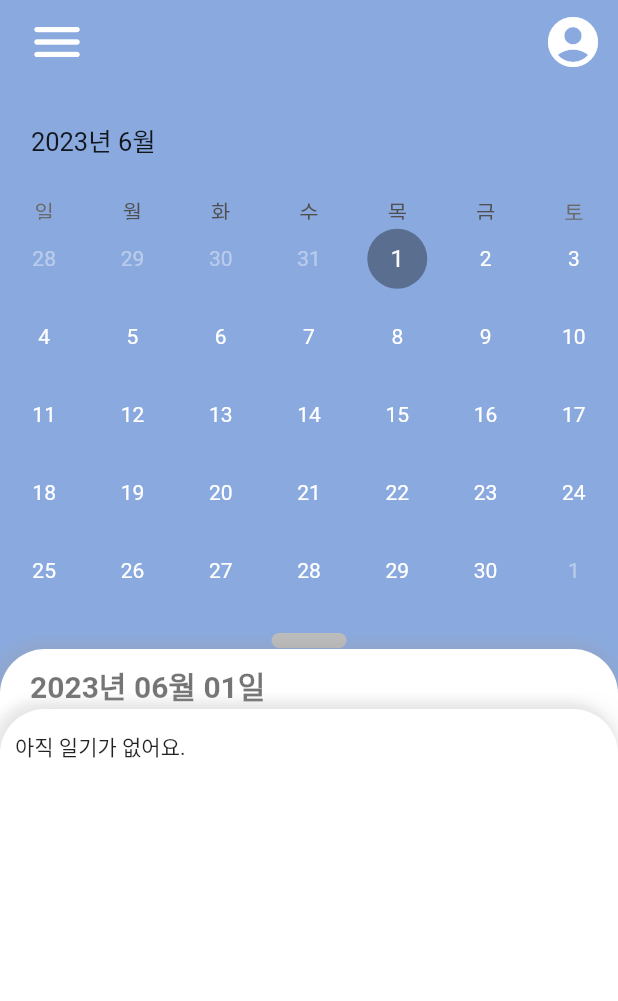
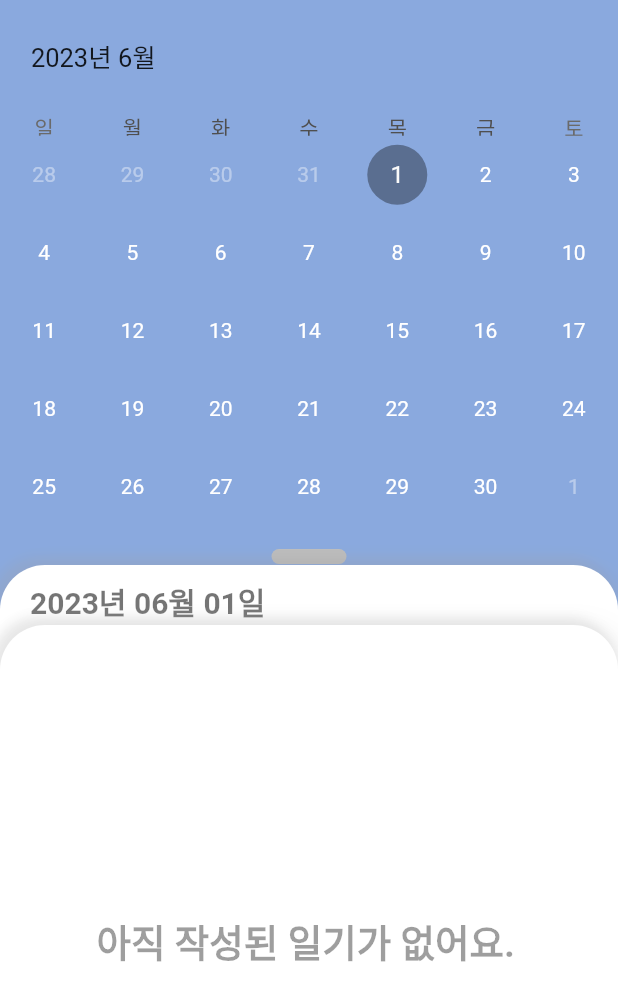
Before and after one commit to DBLabProj/sumpyo, a Flutter app: the HomeScreen screen opened directly, on a phone screen of 412 x 824 dp. Shown: the top 1001 px of the screen. Run offline on Flutter 3.47's test engine with Material 2 defaults, Android fonts, the phone set to English and light mode, and no system bars; drawn by our look-alikes of flutter_card_swiper, table_calendar; our stand-ins replace awesome_bottom_bar, flutter_local_notifications, flutter_secure_storage, fluttertoast, syncfusion_flutter_charts; missing offline and left inert: multi_masked_formatter, syncfusion_flutter_core; accounts and stored records are empty; generated files the repository leaves out were written again; network calls fail.

Commit message:
Change HomeScreen design

```diff
--- a/lib/screens/home_screen.dart
+++ b/lib/screens/home_screen.dart
@@ -87,8 +87,9 @@ class _HomeScreenState extends State<HomeScreen> {
   Widget build(BuildContext context) {
     return Scaffold(
       backgroundColor: Theme.of(context).primaryColor,
-      appBar: topAppBar(
-        appBar: AppBar(),
+      appBar: AppBar(
+        backgroundColor: Theme.of(context).primaryColor,
+        toolbarHeight: 0,
       ),
       body: SafeArea(
           child: Column(
@@ -170,23 +171,6 @@ class topAppBar extends StatelessWidget implements PreferredSizeWidget {
         child: AppBar(
           backgroundColor: Colors.transparent,
           elevation: 0.0,
-          leading: IconButton(
-            icon: const Icon(
-              Icons.menu_rounded,
-              size: 40,
-            ),
-            color: Colors.white,
-            onPressed: () {},
-          ),
-          actions: [
-            IconButton(
-              onPressed: () {},
-              icon: const Icon(
-                Icons.account_circle_rounded,
-                size: 40,
-              ),
-            ),
-          ],
         ),
       ),
     );
@@ -520,7 +504,8 @@ class _diaryAlysisChartState extends State<diaryAlysisChart> {
                 children: [
                   Text(
                     DateFormat('yyyy년 MM월 dd일').format(
-                        DateFormat('yyyy-MM-dd').parse(widget.selectedDate)),
+                      DateFormat('yyyy-MM-dd').parse(widget.selectedDate),
+                    ),
                     style: const TextStyle(
                       color: Colors.black54,
                       fontSize: 20,
@@ -771,11 +756,20 @@ class _formatSelectorState extends State<formatSelector> {
 
 Widget makeContainer(Diary? diary) {
   if (diary != null) {
-    return Column(
+    return Padding(
+      padding: const EdgeInsets.all(20),
+      child: Column(
         crossAxisAlignment: CrossAxisAlignment.start,
         children: [
           // 일기 일자
-        Text(DateFormat('yyyy년 MM월 dd일').format(diary.diary_date)),
+          Text(
+            DateFormat('yyyy년 MM월 dd일').format(diary.diary_date),
+            style: const TextStyle(
+              color: Colors.black54,
+              fontSize: 20,
+              fontWeight: FontWeight.bold,
+            ),
+          ),
           const SizedBox(
             height: 20,
           ),
@@ -787,10 +781,24 @@ Widget makeContainer(Diary? diary) {
           // 일기 내용
           Text(diary.diary_content),
         ],
+      ),
     );
   } else {
     return Container(
-      child: const Text('아직 일기가 없어요.'),
+      child: Column(
+        mainAxisAlignment: MainAxisAlignment.center,
+        children: const [
+          Text(
+            '아직 작성된 일기가 없어요.',
+            textAlign: TextAlign.center,
+            style: TextStyle(
+              color: Colors.black38,
+              fontSize: 25,
+              fontWeight: FontWeight.bold,
+            ),
+          ),
+        ],
+      ),
     );
   }
 }
--- a/lib/screens/notice_screen.dart
+++ b/lib/screens/notice_screen.dart
@@ -150,7 +150,6 @@ class _noticeScreenState extends State<noticeScreen> {
           now.add(Duration(days: (i - disgustData.length + 1))),
           disgustData[i].toDouble()));
     }
-    print(disgustData);
     for (int i = 0; i < embarrassmentData.length; i++) {
       embarrassData.add(EmotionData(
           "당황",
@@ -355,10 +354,6 @@ class _noticeScreenState extends State<noticeScreen> {
                                   changeState: pushedBtnType,
                                 ),
                                 emotionBtn(
-                                  emotion: '공포',
-                                  changeState: pushedBtnType,
-                                ),
-                                emotionBtn(
                                   emotion: '혐오',
                                   changeState: pushedBtnType,
                                 ),
```
Lines whose indentation alone changed are shown as unchanged.
